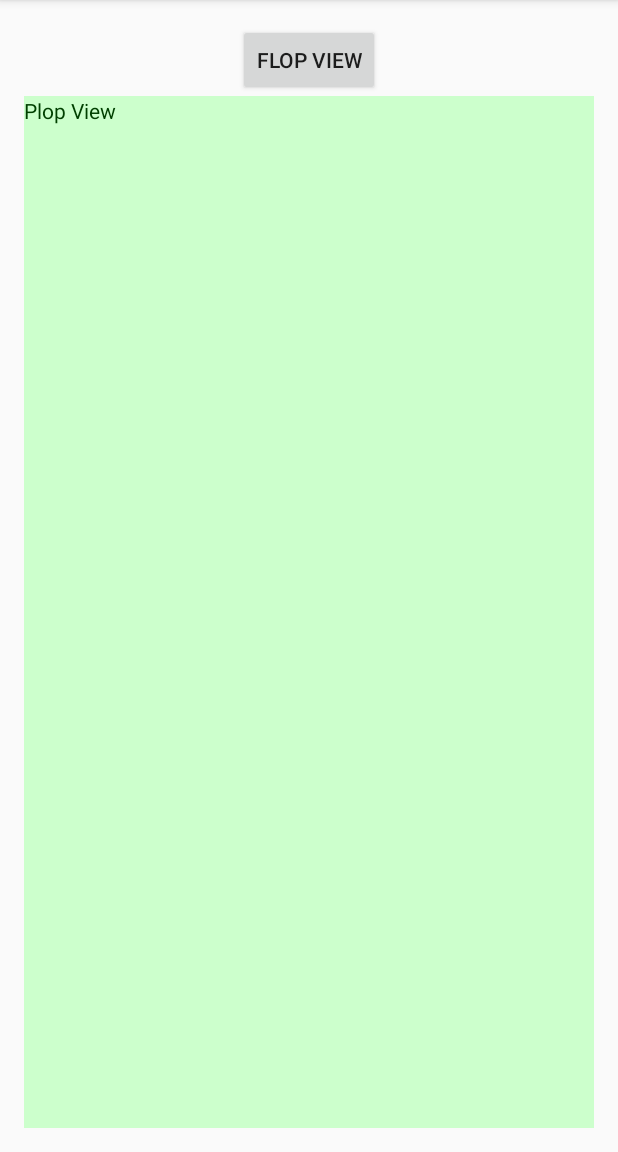
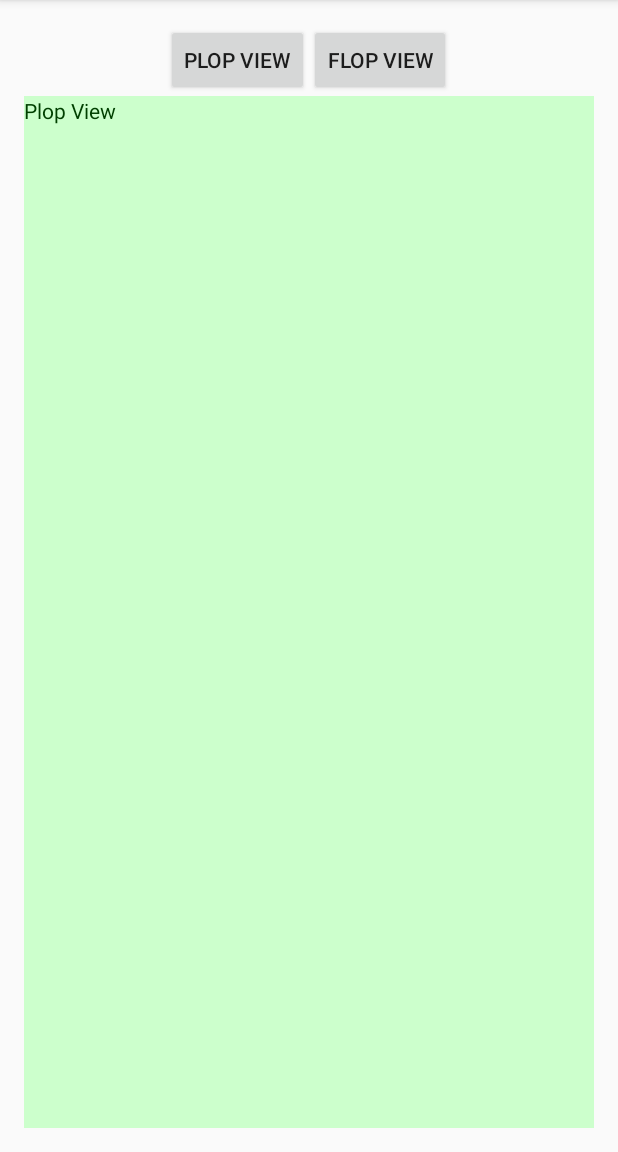
Before and after one commit to pwkpwk/androbind, an Android app: the screen it shows after launch (RootActivity), on a phone screen of 412 x 824 dp, the part 84-1236 px from its top. Run offline under Robolectric (Android 15) with nearby library versions, the phone set to English and light mode, and no system bars; our stand-ins replace data binding.

Commit message:
Put initial code under source control

```diff
--- a/app/src/main/java/com/ambientbytes/contentpresenter/RootActivity.java
+++ b/app/src/main/java/com/ambientbytes/contentpresenter/RootActivity.java
@@ -9,6 +9,7 @@ import android.widget.TextView;
 import android.widget.ViewAnimator;
 
 import com.ambientbytes.contentpresenter.databinding.RootActivityBinding;
+import com.ambientbytes.contentpresenter.viewmodels.BooleanToViewVisibleConverter;
 import com.ambientbytes.contentpresenter.viewmodels.IViewModel;
 import com.ambientbytes.contentpresenter.viewmodels.IViewModelPresenter;
 import com.ambientbytes.contentpresenter.viewmodels.RootViewModel;
@@ -104,6 +105,7 @@ public class RootActivity extends Activity implements IViewModelPresenter {
 
         RootViewModel vm = new RootViewModel(this);
         binding.setVm(vm);
+        binding.setBoolToVisible(new BooleanToViewVisibleConverter());
 
         final ViewAnimator animator = (ViewAnimator) findViewById(R.id.content_presenter);
         //
--- /dev/null
+++ b/app/src/main/java/com/ambientbytes/contentpresenter/viewmodels/BooleanToViewVisibleConverter.java
@@ -0,0 +1,12 @@
+package com.ambientbytes.contentpresenter.viewmodels;
+
+import android.view.View;
+
+public final class BooleanToViewVisibleConverter implements IValueConverter {
+    @Override
+    public Object Convert(Object value) {
+        boolean isVisible = (boolean) value;
+
+        return isVisible ? View.VISIBLE : View.GONE;
+    }
+}
--- /dev/null
+++ b/app/src/main/java/com/ambientbytes/contentpresenter/viewmodels/IValueConverter.java
@@ -0,0 +1,5 @@
+package com.ambientbytes.contentpresenter.viewmodels;
+
+public interface IValueConverter {
+    Object Convert(Object value);
+}
--- a/app/src/main/res/layout/root_activity.xml
+++ b/app/src/main/res/layout/root_activity.xml
@@ -2,7 +2,10 @@
 <layout xmlns:android="http://schemas.android.com/apk/res/android">
     <data>
         <import type="android.view.View" />
-        <variable name="vm" type="com.ambientbytes.contentpresenter.viewmodels.RootViewModel" />
+        <import type="com.ambientbytes.contentpresenter.viewmodels.IValueConverter" />
+        <import type="com.ambientbytes.contentpresenter.viewmodels.RootViewModel" />
+        <variable name="vm" type="RootViewModel" />
+        <variable name="boolToVisible" type="IValueConverter" />
     </data>
 
     <FrameLayout
@@ -28,13 +31,13 @@
                 android:layout_height="wrap_content">
 
                 <Button
-                    android:visibility="@{vm.isPlopVisible ? View.VISIBLE : View.GONE}"
+                    android:visibility="@{(int)boolToVisible.Convert(vm.isPlopVisible)}"
                     android:layout_width="wrap_content"
                     android:layout_height="wrap_content"
                     android:text="Plop View"
                     android:onClick="@{()->vm.showPlopView()}"/>
                 <Button
-                    android:visibility="@{vm.isFlopVisible ? View.VISIBLE : View.GONE}"
+                    android:visibility="@{(int)boolToVisible.Convert(vm.isFlopVisible)}"
                     android:layout_width="wrap_content"
                     android:layout_height="wrap_content"
                     android:text="Flop View"
```
Also changed, not shown: 1 other file.
